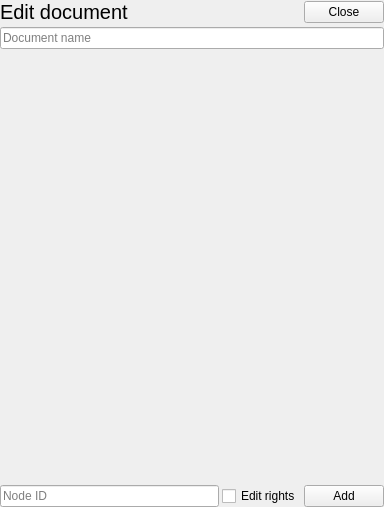
The window that Resources/Ui/DocumentEdit.ui (OpenCollaborationPlatform/CollaborativeFC) describes before a commit, drawn with Qt 5.
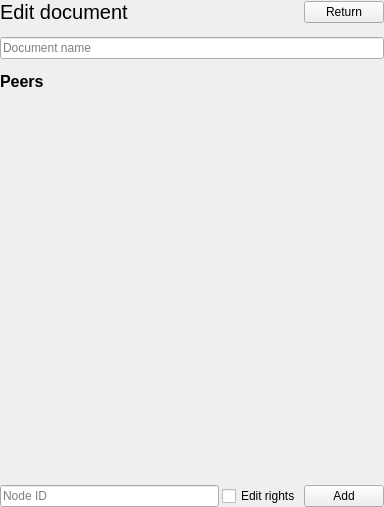
The same window after the commit.

```diff
--- a/Resources/Ui/DocumentEdit.ui
+++ b/Resources/Ui/DocumentEdit.ui
@@ -55,12 +55,28 @@
         <enum>Qt::NoFocus</enum>
        </property>
        <property name="text">
-        <string>Close</string>
+        <string>Return</string>
        </property>
       </widget>
      </item>
     </layout>
    </item>
+   <item>
+    <spacer name="verticalSpacer_3">
+     <property name="orientation">
+      <enum>Qt::Vertical</enum>
+     </property>
+     <property name="sizeType">
+      <enum>QSizePolicy::Fixed</enum>
+     </property>
+     <property name="sizeHint" stdset="0">
+      <size>
+       <width>20</width>
+       <height>10</height>
+      </size>
+     </property>
+    </spacer>
+   </item>
    <item>
     <widget class="QLineEdit" name="nameInput">
      <property name="placeholderText">
@@ -84,6 +100,23 @@
      </property>
     </spacer>
    </item>
+   <item>
+    <widget class="QLabel" name="label">
+     <property name="font">
+      <font>
+       <pointsize>12</pointsize>
+       <weight>75</weight>
+       <bold>true</bold>
+      </font>
+     </property>
+     <property name="text">
+      <string>Peers</string>
+     </property>
+     <property name="alignment">
+      <set>Qt::AlignLeading|Qt::AlignLeft|Qt::AlignVCenter</set>
+     </property>
+    </widget>
+   </item>
    <item>
     <widget class="QScrollArea" name="peerArea">
      <property name="frameShape">
@@ -104,7 +137,7 @@
         <x>0</x>
         <y>0</y>
         <width>384</width>
-        <height>362</height>
+        <height>329</height>
        </rect>
       </property>
      </widget>
```
